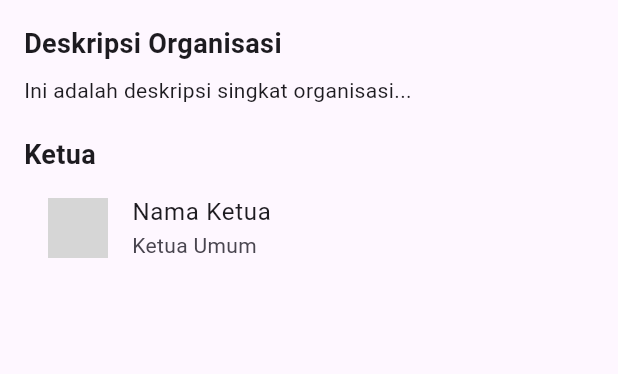
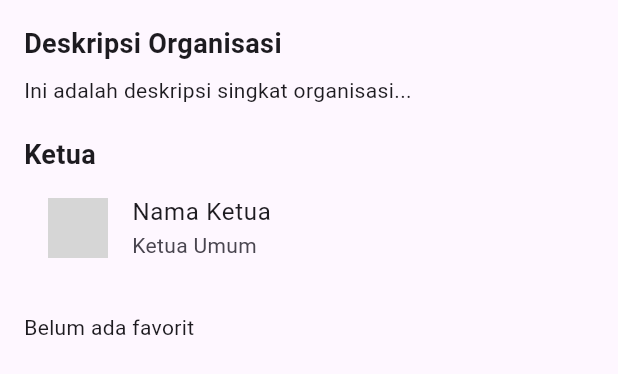
Before and after one commit to rizkyadde23/itc-the-seeker-2026-rizkyadde, a Flutter app: the HomeTab widget shown alone on an empty page, opened directly, on a phone screen of 412 x 824 dp. Shown: the top 374 px of the screen. Run offline on Flutter 3.47's test engine with Material 3 defaults, Android fonts, the phone set to English and light mode, and no system bars; our stand-ins replace cloud_firestore, firebase_auth, firebase_core, get; accounts and stored records are empty; network calls fail; grey boxes are pictures that could not be loaded.

Commit message:
feat : favorite

```diff
--- a/lib/pages/home_page.dart
+++ b/lib/pages/home_page.dart
@@ -1,8 +1,11 @@
+import 'package:cloud_firestore/cloud_firestore.dart';
+import 'package:firebase_auth/firebase_auth.dart';
 import 'package:flutter/material.dart';
 import 'package:get/get.dart';
 import 'package:seeker/controllers/home_controller.dart';
 import 'package:seeker/pages/profile_page.dart';
 import 'package:seeker/pages/structure_page.dart';
+import 'package:seeker/routes/app_routes.dart';
 
 class HomePage extends StatelessWidget {
   final controller = Get.put(HomeController());
@@ -63,6 +66,56 @@ Widget HomeTab() {
           ),
 
           SizedBox(height: 20),
+
+          StreamBuilder<DocumentSnapshot>(
+            stream: FirebaseFirestore.instance
+                .collection('users')
+                .doc(FirebaseAuth.instance.currentUser!.uid)
+                .snapshots(),
+            builder: (context, snapshot) {
+              if (!snapshot.hasData) return SizedBox();
+
+              final data = snapshot.data!.data() as Map<String, dynamic>;
+              final favorites = List<String>.from(data['favorites'] ?? []);
+
+              if (favorites.isEmpty) {
+                return Text("Belum ada favorit");
+              }
+              return Column(
+                crossAxisAlignment: CrossAxisAlignment.start,
+                children: [
+                  Text(
+                    "⭐ Favorite Members",
+                    style: TextStyle(fontWeight: FontWeight.bold),
+                  ),
+
+                  SizedBox(height: 10),
+
+                  ...favorites.map((id) {
+                    return FutureBuilder<DocumentSnapshot>(
+                      future: FirebaseFirestore.instance
+                          .collection('members')
+                          .doc(id)
+                          .get(),
+                      builder: (context, snap) {
+                        if (!snap.hasData) return SizedBox();
+
+                        final m = snap.data!;
+
+                        return ListTile(
+                          title: Text(m['name']),
+                          trailing: Icon(Icons.favorite, color: Colors.red),
+                          onTap: () {
+                            Get.toNamed(AppRoutes.profile, arguments: m.id);
+                          },
+                        );
+                      },
+                    );
+                  }),
+                ],
+              );
+            },
+          ),
         ],
       ),
     ),
```
Also changed, not shown: lib/pages/structure_page.dart (+80 -27 lines), lib/services/firestore_service.dart (+34 -0 lines).
